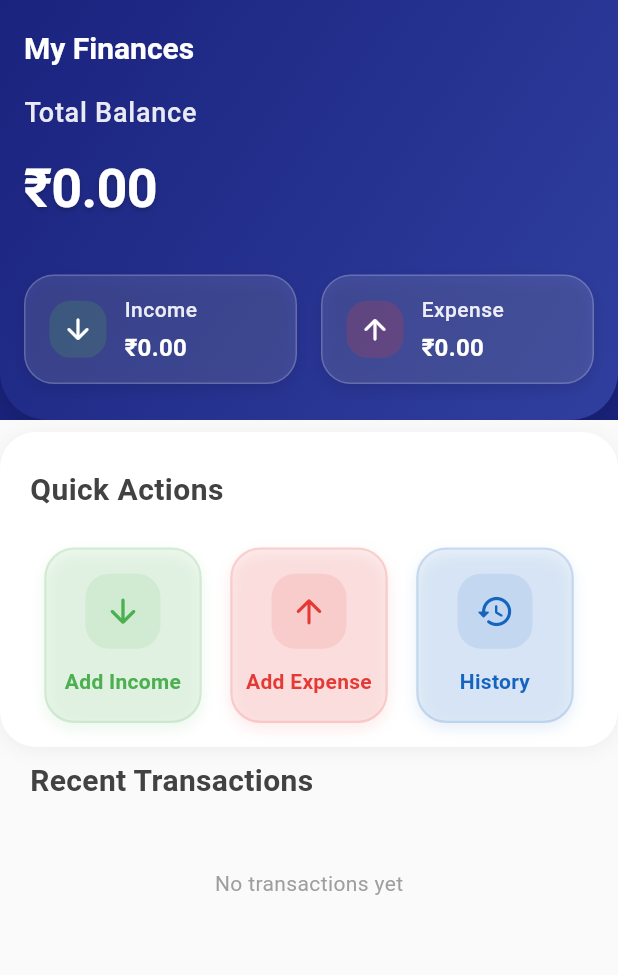
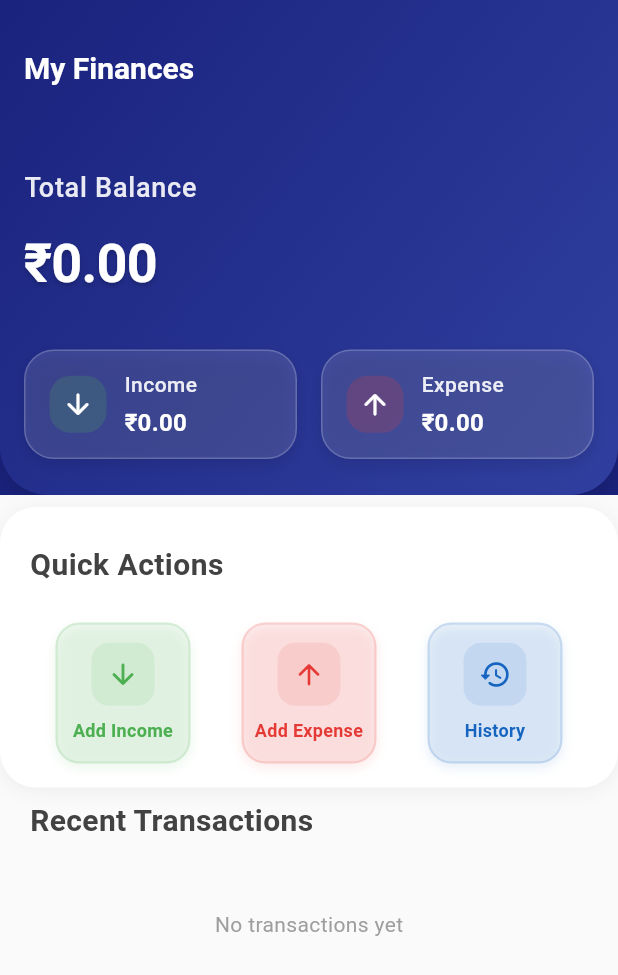
Before and after one commit to Demo7Vlizer/Expense-Tracker.., a Flutter app: the HomePage screen opened directly, on a phone screen of 412 x 824 dp. Shown: the top 975 px of the screen. Run offline on Flutter 3.47's test engine with Material 3 defaults, Android fonts, the phone set to English and light mode, and no system bars; our stand-ins replace fl_chart, flutter_slidable, shared_preferences; accounts and stored records are empty.

Commit message:
immporving ui

```diff
--- a/lib/views/home_page.dart
+++ b/lib/views/home_page.dart
@@ -30,7 +30,7 @@ class HomePage extends StatelessWidget {
             physics: BouncingScrollPhysics(),
             slivers: [
               SliverAppBar(
-                expandedHeight: 280,
+                expandedHeight: 330,
                 floating: false,
                 pinned: true,
                 backgroundColor: Color(0xFF1A237E),
@@ -42,7 +42,7 @@ class HomePage extends StatelessWidget {
                   background: _buildHeader(context, provider),
                 ),
                 title: Padding(
-                  padding: EdgeInsets.only(top: 4),
+                  padding: EdgeInsets.only(top: 30),
                   child: Text(
                     'My Finances',
                     style: TextStyle(
@@ -444,11 +444,11 @@ class HomePage extends StatelessWidget {
     return GestureDetector(
       onTap: onPressed,
       child: Container(
-        width: 105,
-        padding: EdgeInsets.symmetric(vertical: 16),
+        width: 90,
+        padding: EdgeInsets.symmetric(vertical: 12),
         decoration: BoxDecoration(
           color: color.withOpacity(0.08),
-          borderRadius: BorderRadius.circular(20),
+          borderRadius: BorderRadius.circular(16),
           border: Border.all(
             color: color.withOpacity(0.15),
             width: 1.5,
@@ -456,8 +456,8 @@ class HomePage extends StatelessWidget {
           boxShadow: [
             BoxShadow(
               color: color.withOpacity(0.1),
-              blurRadius: 8,
-              offset: Offset(0, 4),
+              blurRadius: 6,
+              offset: Offset(0, 3),
             ),
           ],
         ),
@@ -465,23 +465,23 @@ class HomePage extends StatelessWidget {
           mainAxisSize: MainAxisSize.min,
           children: [
             Container(
-              padding: EdgeInsets.all(12),
+              padding: EdgeInsets.all(10),
               decoration: BoxDecoration(
                 color: color.withOpacity(0.1),
-                borderRadius: BorderRadius.circular(16),
+                borderRadius: BorderRadius.circular(12),
               ),
               child: Icon(
                 icon,
                 color: color,
-                size: 26,
+                size: 22,
               ),
             ),
-            SizedBox(height: 12),
+            SizedBox(height: 8),
             Text(
               label,
               style: TextStyle(
                 color: color,
-                fontSize: 14,
+                fontSize: 12,
                 fontWeight: FontWeight.w600,
                 letterSpacing: 0.2,
               ),
```
